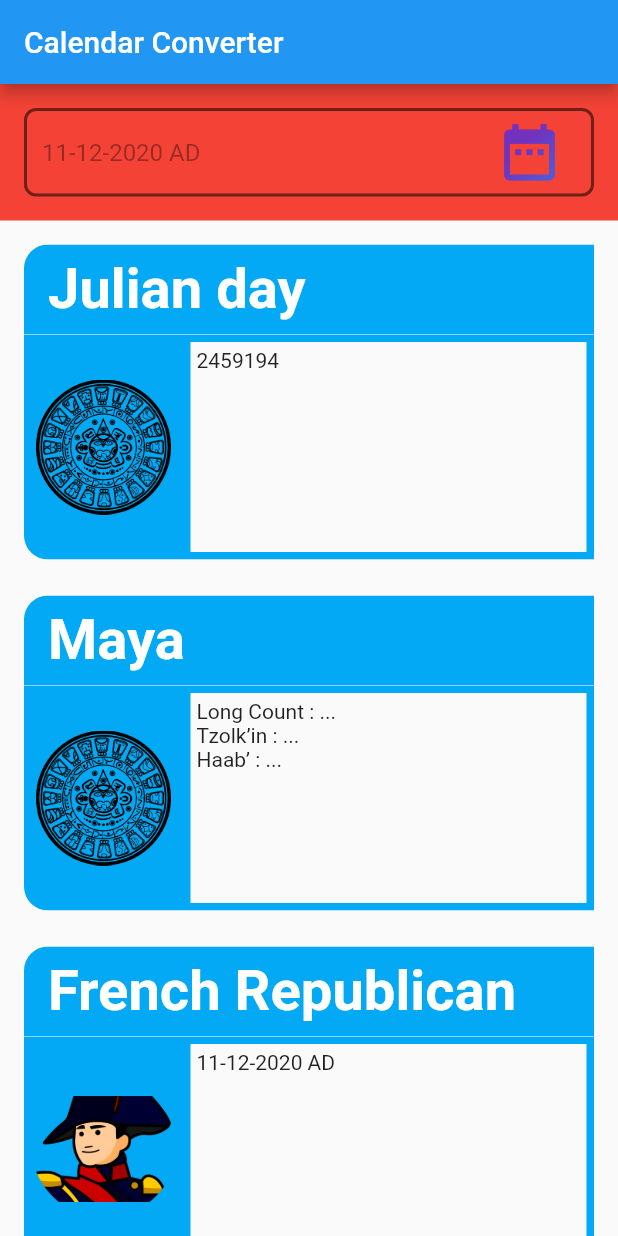
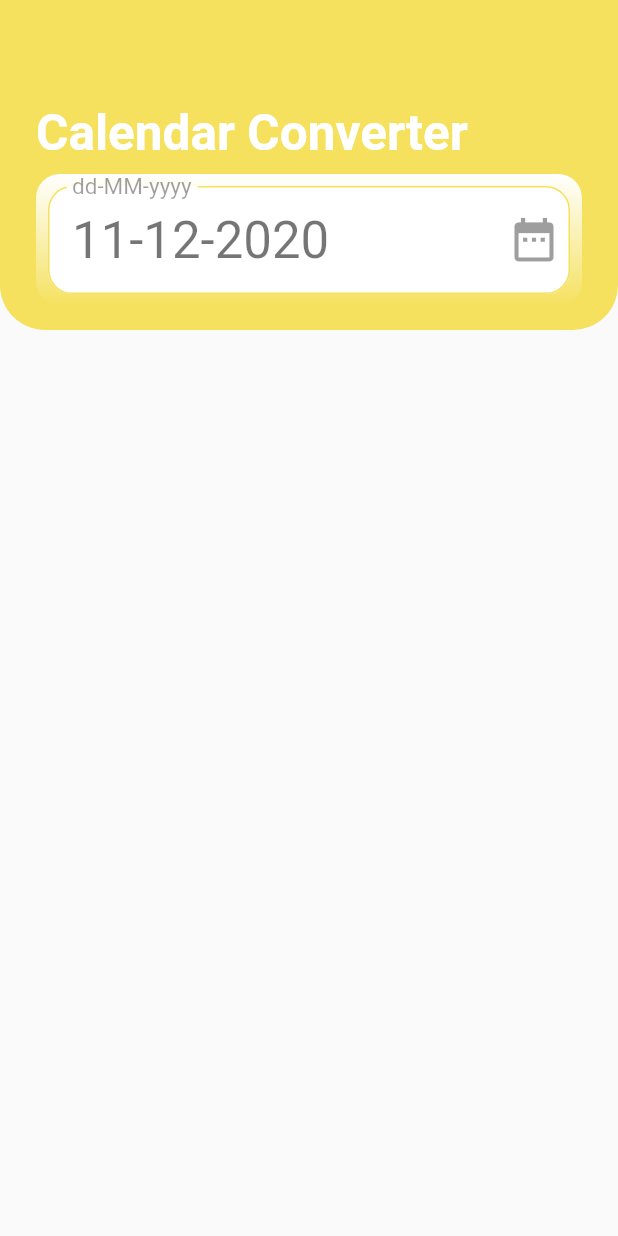
Before and after one commit to nick990/CalendarConverter, a Flutter app: the screen it shows after launch, on a phone screen of 412 x 824 dp. Run offline on Flutter 3.47's test engine with Material 2 defaults, Android fonts, the phone set to English and light mode, and no system bars.

Commit message:
New Date Selector.

```diff
--- a/lib/main.dart
+++ b/lib/main.dart
@@ -1,6 +1,7 @@
 import 'package:calendar_converter/screens/home/home_screen.dart';
 import 'package:calendar_converter/providers/data_provider.dart';
 import 'package:calendar_converter/providers/settings_provider.dart';
+import 'package:calendar_converter/theme/theme_utils.dart';
 import 'package:flutter/material.dart';
 import 'package:provider/provider.dart';
 
@@ -22,6 +23,7 @@ class MyApp extends StatelessWidget {
         ),
       ],
       child: MaterialApp(
+        theme: ThemeUtils.theme,
         title: 'Calendar Converter',
         home: HomeScreen(),
       ),
--- a/lib/providers/settings_provider.dart
+++ b/lib/providers/settings_provider.dart
@@ -11,7 +11,7 @@ class SettingsProvider with ChangeNotifier {
     return _formatList;
   }
 
-  String _format = "dd-MM-yyyy G";
+  String _format = "dd-MM-yyyy";
 
   String get format {
     return _format;
--- a/lib/screens/home/home_screen.dart
+++ b/lib/screens/home/home_screen.dart
@@ -1,6 +1,3 @@
-import 'package:calendar_converter/components/calendar_items/french_republican.dart';
-import 'package:calendar_converter/components/calendar_items/julian_day.dart';
-import 'package:calendar_converter/components/calendar_items/maya.dart';
 import 'package:calendar_converter/components/gradient_icon.dart';
 import 'package:calendar_converter/providers/data_provider.dart';
 import 'package:calendar_converter/providers/settings_provider.dart';
@@ -29,8 +26,9 @@ class _HomeScreenState extends State<HomeScreen> {
       firstDate: DateTime(1582, 10, 15),
       lastDate: DateTime(3000),
       initialDatePickerMode: DatePickerMode.year,
-        helpText: 'Select birthday date',
-        fieldLabelText: 'Birthday date');
+      //helpText: 'Select date',
+      // fieldLabelText: 'date',
+    );
     if (picked != null && picked != date) {
       Provider.of<DataProvider>(context, listen: false).date = picked;
     }
@@ -44,29 +42,80 @@ class _HomeScreenState extends State<HomeScreen> {
     final formatter = DateFormat(settingsProvider.format);
     _setDateController(formatter);
 
-    var dateSelector = Container(
-      color: Colors.red,
-      child: Padding(
-        padding: EdgeInsets.all(16.0),
+    var header = Container(
+      padding: EdgeInsets.symmetric(
+        horizontal: ThemeUtils.defaultPadding * 3,
+        vertical: ThemeUtils.defaultPadding,
+      ),
+      decoration: BoxDecoration(
+        color: ThemeUtils.primaryColor,
+        borderRadius: BorderRadius.only(
+          bottomLeft: Radius.circular(30.0),
+          bottomRight: Radius.circular(30.0),
+        ),
+      ),
       child: Column(
-          crossAxisAlignment: CrossAxisAlignment.start,
         children: [
-            Row(
-              mainAxisAlignment: MainAxisAlignment.spaceBetween,
+          Container(
+            height: 100,
+            child: Row(
+              crossAxisAlignment: CrossAxisAlignment.end,
+              mainAxisAlignment: MainAxisAlignment.start,
               children: [
                 Expanded(
+                  child: FittedBox(
+                    fit: BoxFit.scaleDown,
+                    alignment: Alignment.centerLeft,
+                    child: Text('Calendar Converter',
+                        style: TextStyle(
+                          fontSize: 33,
+                          fontWeight: FontWeight.bold,
+                          color: ThemeUtils.titleColor,
+                        )),
+                  ),
+                ),
+              ],
+            ),
+          ),
+          Container(
+            padding: EdgeInsets.all(ThemeUtils.defaultPadding * 1),
+            decoration: BoxDecoration(
+              gradient: ThemeUtils.gradient1,
+              borderRadius: BorderRadius.all(
+                Radius.circular(ThemeUtils.defaultPadding * 2),
+              ),
+            ),
+            margin: EdgeInsets.symmetric(
+              vertical: ThemeUtils.defaultPadding,
+            ),
+            child: Expanded(
               child: GestureDetector(
                 onTap: () => _selectDate(context),
                 child: TextField(
+                  style: Theme.of(context).textTheme.headline4,
                   decoration: InputDecoration(
-                        disabledBorder: ThemeUtils.textInputBorder,
-                        suffixIcon: Padding(
-                          padding: const EdgeInsets.symmetric(horizontal: 16),
-                          child: GradientIcon(
-                            icon: Icons.date_range,
-                            size: 45,
-                            gradient: ThemeUtils.gradient1,
+                    suffixIcon: Icon(
+                      Icons.date_range,
+                      size: 35,
                     ),
+                    filled: true,
+                    fillColor: Colors.white,
+                    labelText: settingsProvider.format,
+                    labelStyle: TextStyle(
+                      fontSize: 20,
+                      //backgroundColor: Colors.white,
+                    ),
+                    disabledBorder: OutlineInputBorder(
+                      borderRadius:
+                          BorderRadius.circular(ThemeUtils.defaultPadding * 2),
+                      borderSide: BorderSide(
+                        color: ThemeUtils.primaryColor,
+                        width: 1,
+                      ),
+                    ),
+                    contentPadding: EdgeInsets.symmetric(
+                      horizontal: ThemeUtils.defaultPadding * 2,
+                      vertical: ThemeUtils.defaultPadding * 2,
                     ),
                   ),
                   controller: dateController,
@@ -75,31 +124,24 @@ class _HomeScreenState extends State<HomeScreen> {
                 ),
               ),
             ),
-              ],
           ),
         ],
-        ),
       ),
     );
 
     return Scaffold(
-      appBar: AppBar(
-        title: Text(
-          'Calendar Converter',
-        ),
-      ),
       body: Column(
         children: [
-          dateSelector,
+          header,
           Expanded(
               child: SingleChildScrollView(
             child: Padding(
               padding: const EdgeInsets.all(16.0),
               child: Column(
                 children: [
-                  JulianDayCalendarItemWidget(),
-                  MayaCalendarItemWidget(),
-                  FrenchRepublicanCalendarItemWidget(),
+                  // JulianDayCalendarItemWidget(),
+                  // MayaCalendarItemWidget(),
+                  // FrenchRepublicanCalendarItemWidget(),
                 ],
               ),
             ),
--- a/lib/theme/theme_utils.dart
+++ b/lib/theme/theme_utils.dart
@@ -1,11 +1,18 @@
 import 'package:flutter/material.dart';
 
 class ThemeUtils {
+  static const double defaultPadding = 8.0;
+
   static const Color color1 = Color.fromARGB(255, 76, 95, 215);
   static const Color color2 = Color.fromARGB(255, 114, 50, 189);
   static const Color color3 = Color.fromARGB(255, 255, 220, 125);
   static const Color color4 = Color.fromARGB(255, 244, 111, 48);
   static const Color color5 = Color.fromARGB(255, 215, 58, 73);
+  static const Color illuminating = Color.fromARGB(255, 245, 225, 94);
+  static const Color ultimateGrey = Color.fromARGB(255, 153, 154, 156);
+
+  static const Color primaryColor = illuminating;
+  static const Color titleColor = Colors.white;
 
   static final TextStyle CalendarTitleStyle = TextStyle(
     color: Colors.white,
@@ -15,20 +22,26 @@ class ThemeUtils {
 
   static final gradient1 = LinearGradient(
     colors: [
-      color2,
-      color2,
-      color1,
+      Colors.white,
+      primaryColor,
     ].toList(),
-    begin: Alignment.topLeft,
-    end: Alignment.bottomRight,
+    begin: Alignment.topCenter,
+    end: Alignment.bottomCenter,
   );
 
   static final textInputBorder = OutlineInputBorder(
       borderRadius: BorderRadius.circular(8),
       borderSide: BorderSide(
-        color: Colors.black54,
+        color: Colors.white,
         width: 2,
       )
       //borderSide: BorderSide(width: 2, color: AppTheme.color4),
       );
+
+  static final ThemeData theme = ThemeData(
+    brightness: Brightness.light,
+    appBarTheme: AppBarTheme(),
+    primaryColor: primaryColor,
+    colorScheme: ColorScheme.light(primary: primaryColor),
+  );
 }
```
Lines whose indentation alone changed are shown as unchanged.
